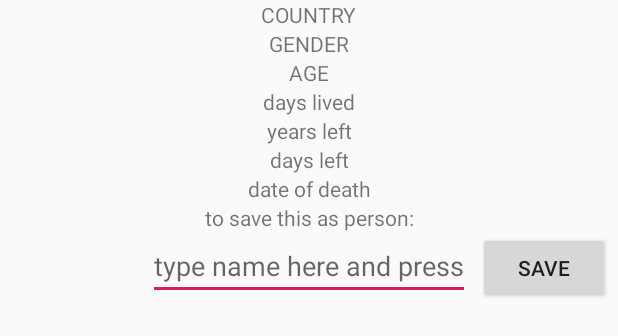
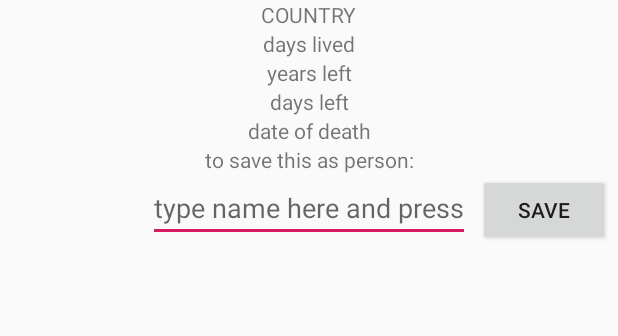
Before and after one commit to russabit/LifeExpectancy, an Android app: the layout fragment_results.xml on its own in the app's theme, with its tools: preview values and no code run, on a phone screen of 412 x 824 dp. Shown: the top 336 px of the screen. Run offline under Robolectric (Android 15) with nearby library versions, the phone set to English and light mode, and no system bars.

Commit message:
pre-setting persons into database is working (with coroutines) but need to change layout for saved-to-results viewing

```diff
--- a/app/build.gradle
+++ b/app/build.gradle
@@ -73,4 +73,5 @@ dependencies {
     implementation "androidx.room:room-runtime:2.2.5"
     kapt "androidx.room:room-compiler:2.2.5"
     androidTestImplementation "androidx.room:room-testing:2.2.5"
+    implementation "androidx.room:room-ktx:2.2.5"
 }
--- a/app/src/main/java/ru/ruslan/life_expectancy/DB/PersonDao.kt
+++ b/app/src/main/java/ru/ruslan/life_expectancy/DB/PersonDao.kt
@@ -8,7 +8,7 @@ import ru.ruslan.life_expectancy.Model.SavedPerson
 interface PersonDao {
 
     @Query("SELECT * from persons")
-    fun getNames() : List<LiveData<SavedPerson>>
+    fun getNames() : LiveData<List<SavedPerson>>
 
     @Insert(onConflict = OnConflictStrategy.IGNORE)
     suspend fun insert(savedPerson: SavedPerson)
--- a/app/src/main/java/ru/ruslan/life_expectancy/Model/SavedPerson.kt
+++ b/app/src/main/java/ru/ruslan/life_expectancy/Model/SavedPerson.kt
@@ -9,5 +9,5 @@ data class SavedPerson(
     @PrimaryKey val name: String,
     val birthday: String,
     val gender: Boolean,
-    val country: Country
+    val country: String
 )
--- a/app/src/main/java/ru/ruslan/life_expectancy/fragments/CountryFragment.kt
+++ b/app/src/main/java/ru/ruslan/life_expectancy/fragments/CountryFragment.kt
@@ -45,7 +45,7 @@ class CountryFragment : Fragment(), CountriesRecyclerAdapter.OnViewListener {
         countriesList = viewModel.countriesList
         countriesList.sortBy { it.countryName }
 
-        adapter = CountriesRecyclerAdapter(context, countriesList, this)
+        adapter = CountriesRecyclerAdapter(activity, countriesList, this)
         recyclerView.layoutManager = LinearLayoutManager(activity)
         recyclerView.adapter = adapter
 
--- a/app/src/main/res/layout/fragment_results.xml
+++ b/app/src/main/res/layout/fragment_results.xml
@@ -17,29 +17,11 @@
         />
 
     <TextView
-        android:id="@+id/results_gender"
-        android:layout_width="wrap_content"
-        android:layout_height="wrap_content"
-        android:text="GENDER"
-        app:layout_constraintStart_toStartOf="parent"
-        app:layout_constraintEnd_toEndOf="parent"
-        app:layout_constraintTop_toBottomOf="@+id/results_country"/>
-
-    <TextView
-        android:id="@+id/results_age"
-        android:layout_width="wrap_content"
-        android:layout_height="wrap_content"
-        android:text="AGE"
-        app:layout_constraintStart_toStartOf="parent"
-        app:layout_constraintEnd_toEndOf="parent"
-        app:layout_constraintTop_toBottomOf="@+id/results_gender"/>
-
-    <TextView
         android:id="@+id/results_text"
         android:layout_width="wrap_content"
         android:layout_height="wrap_content"
         android:text="days lived"
-        app:layout_constraintTop_toBottomOf="@+id/results_age"
+        app:layout_constraintTop_toBottomOf="@+id/results_country"
         app:layout_constraintStart_toStartOf="parent"
         app:layout_constraintEnd_toEndOf="parent"/>
 
```
Also changed, not shown: app/src/main/java/ru/ruslan/life_expectancy/DB/PersonRoomDatabase.kt (+36 -7 lines), app/src/main/java/ru/ruslan/life_expectancy/Model/SharedViewModel.kt (+26 -3 lines), app/src/main/java/ru/ruslan/life_expectancy/PersonRepository.kt (added, +18 -0 lines), app/src/main/java/ru/ruslan/life_expectancy/adapters/SavedPersonAdapter.kt (+10 -4 lines), app/src/main/java/ru/ruslan/life_expectancy/fragments/ResultsFragment.kt (+4 -9 lines), app/src/main/java/ru/ruslan/life_expectancy/fragments/SavedFragment.kt (+14 -7 lines).
